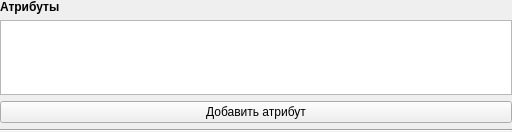
The window that designer/ned_tag/nedtabletag.ui (Artemako/auto-exec-doc) describes before a commit, drawn with Qt 5.
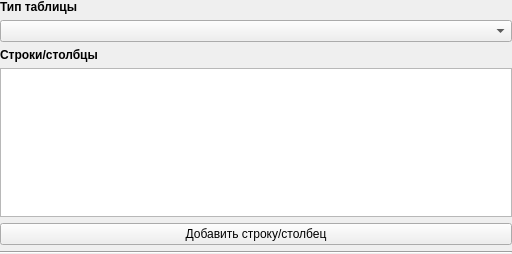
The same window after the commit.

Patch:
```diff
--- a/designer/ned_tag/nedtabletag.ui
+++ b/designer/ned_tag/nedtabletag.ui
@@ -7,7 +7,7 @@
     <x>0</x>
     <y>0</y>
     <width>512</width>
-    <height>132</height>
+    <height>254</height>
    </rect>
   </property>
   <property name="windowTitle">
@@ -27,7 +27,17 @@
     <number>0</number>
    </property>
    <item>
-    <widget class="QLabel" name="columns">
+    <widget class="QLabel" name="label_typetable">
+     <property name="text">
+      <string>&lt;html&gt;&lt;head/&gt;&lt;body&gt;&lt;p&gt;&lt;span style=&quot; font-weight:700;&quot;&gt;Тип таблицы&lt;/span&gt;&lt;/p&gt;&lt;/body&gt;&lt;/html&gt;</string>
+     </property>
+    </widget>
+   </item>
+   <item>
+    <widget class="QComboBox" name="combox_typetable"/>
+   </item>
+   <item>
+    <widget class="QLabel" name="label_rowcol">
      <property name="minimumSize">
       <size>
        <width>0</width>
@@ -44,7 +54,7 @@
       <string notr="true">font-weight: bold;</string>
      </property>
      <property name="text">
-      <string>&lt;html&gt;&lt;head/&gt;&lt;body&gt;&lt;p&gt;Атрибуты&lt;/p&gt;&lt;/body&gt;&lt;/html&gt;</string>
+      <string>&lt;html&gt;&lt;head/&gt;&lt;body&gt;&lt;p&gt;Строки/столбцы&lt;/p&gt;&lt;/body&gt;&lt;/html&gt;</string>
      </property>
      <property name="textFormat">
       <enum>Qt::AutoText</enum>
@@ -55,12 +65,12 @@
     </widget>
    </item>
    <item>
-    <widget class="QTableView" name="tw_attrs"/>
+    <widget class="QTableWidget" name="tw_attrs"/>
    </item>
    <item>
     <widget class="QPushButton" name="btn_addattr">
      <property name="text">
-      <string>Добавить атрибут</string>
+      <string>Добавить строку/столбец</string>
      </property>
     </widget>
    </item>
```
Left out of the diff: 2 changed lines with no effect on the pictures.
